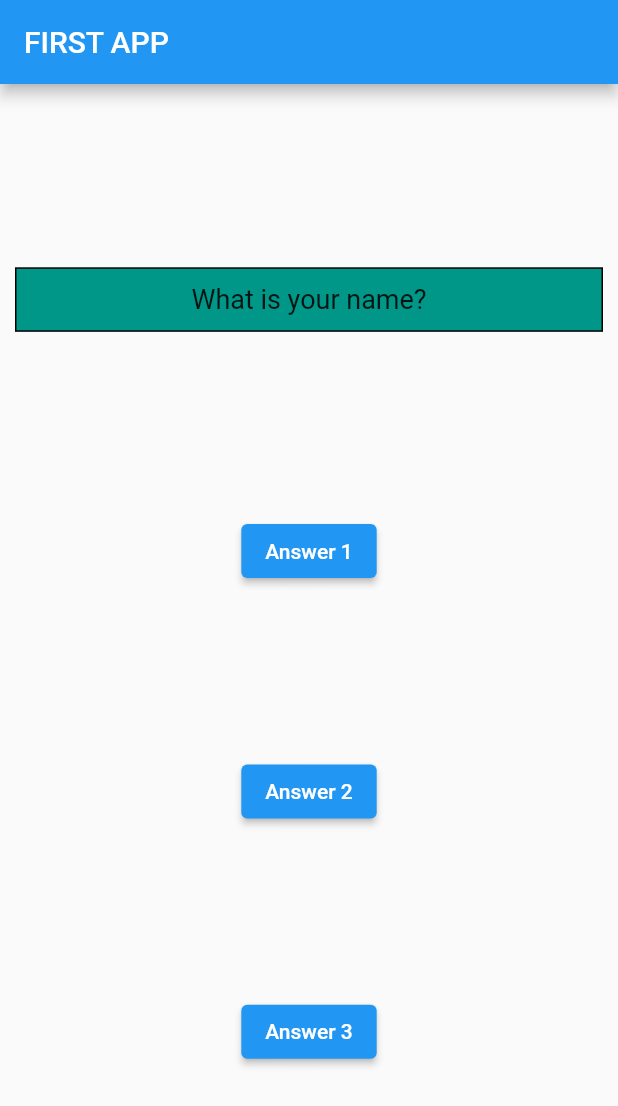
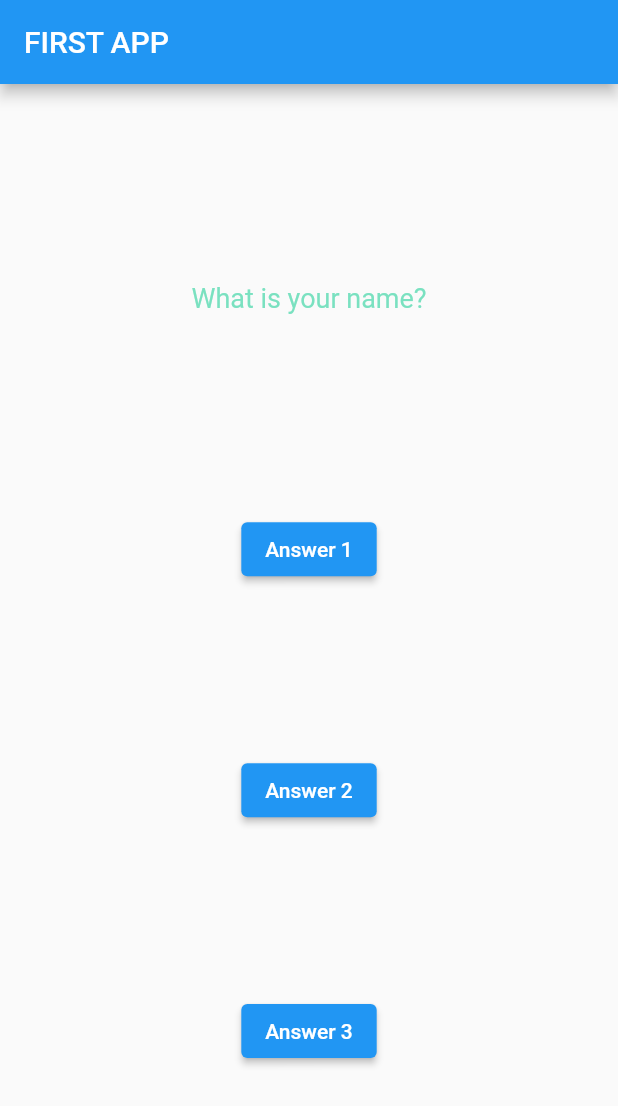
Before and after one commit to thedarkalchemist16/Flutter-quiz-app, a Flutter app: the screen it shows after launch, on a phone screen of 412 x 824 dp. Shown: the top 1106 px of the screen. Run offline on Flutter 3.47's test engine with Material 2 defaults, Android fonts, the phone set to English and light mode, and no system bars.

Commit message:
fourth commit

```diff
--- a/lib/question.dart
+++ b/lib/question.dart
@@ -15,16 +15,12 @@ class Question extends StatelessWidget {
         questionText,
         textAlign: TextAlign.center,
         // ignore: prefer_const_constructors
-          style: TextStyle(
-            fontSize: 18,
-          ),
+        style:
+            TextStyle(fontSize: 18, color: Color.fromARGB(156, 40, 209, 156)),
       ),
       width: double.infinity,
       margin: EdgeInsets.all(10),
       padding: EdgeInsets.all(10),
-        decoration: BoxDecoration(
-          border: Border.all(),
-          color: Colors.teal,
-        ));
+    );
   }
 }
```
Lines whose indentation alone changed are shown as unchanged.
